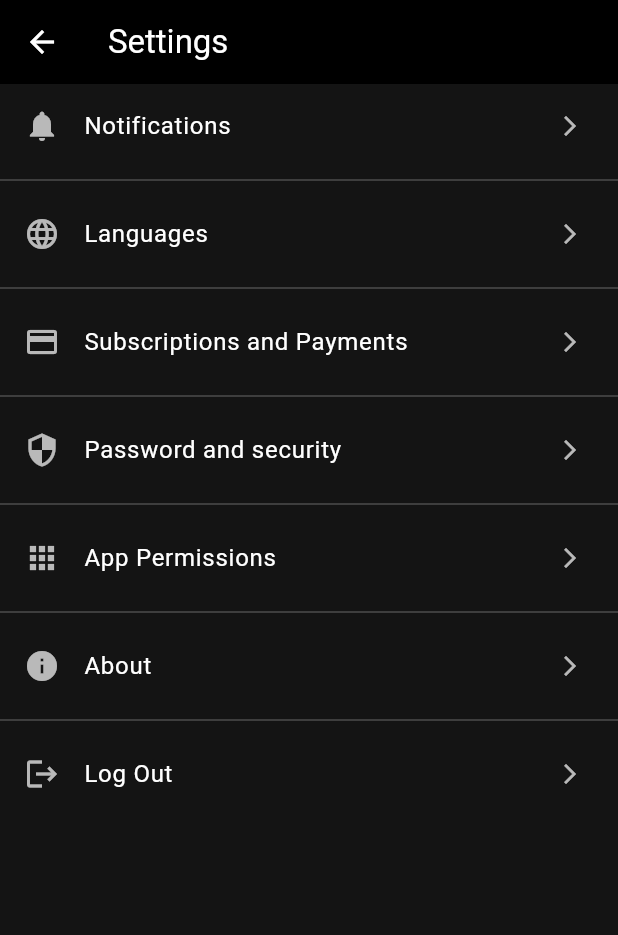
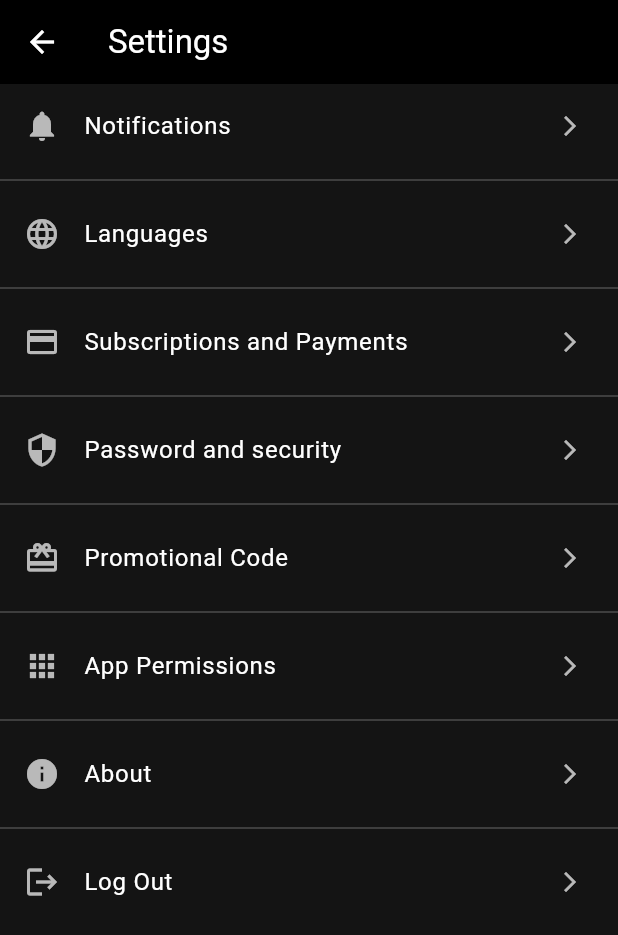
Before and after one commit to jaume768/gymder-flutter, a Flutter app: the SettingsScreen screen opened directly, on a phone screen of 412 x 824 dp. Shown: the top 935 px of the screen. Run offline on Flutter 3.47's test engine with Material 3 defaults, Android fonts, the phone set to English and light mode, and no system bars; our stand-ins replace audioplayers, cached_network_image, chewie, dio, easy_localization, firebase_core and 16 more; missing offline and left inert: flutter_sound, record; accounts and stored records are empty; network calls fail.

Commit message:
millores codigo promocional a nes ajustes

```diff
--- a/assets/translations/de.json
+++ b/assets/translations/de.json
@@ -309,6 +309,15 @@
   "privacy_contact_title": "11. Kontakt",
   "privacy_contact_content": "Bei Fragen zu dieser Richtlinie kontaktieren Sie uns unter privacy@gymswipe.app.",
   "must_accept_terms": "Sie müssen den Bedingungen zustimmen, um fortzufahren.",
+  "enter_promo_code": "Bitte geben Sie einen Aktionscode ein",
+  "session_expired": "Sitzung abgelaufen. Bitte melden Sie sich erneut an",
+  "enter_promo_code_below": "Geben Sie Ihren Aktionscode ein, um Quick Likes und weitere Vorteile zu erhalten",
+  "apply_code": "Code anwenden",
+  "promo_code_applied": "Aktionscode angewendet",
+  "promo_code_already_used": "Sie haben bereits einen Aktionscode verwendet",
+  "about_promo_codes": "Über Aktionscodes",
+  "promo_code_info": "Verwenden Sie einen Aktionscode, um Quick Likes und zusätzliche Vorteile zu erhalten und Ihr App-Erlebnis zu verbessern.",
+  "promo_code_limitation": "Hinweis: Sie können nur einen Aktionscode pro Monat verwenden. Nutzen Sie ihn weise!",
   "version": "Version",
   "app_description": "App-Beschreibung",
   "app_description_text": "GymSwipe ist eine App, um Fitnessbegeisterte zu verbinden.",
--- a/assets/translations/en.json
+++ b/assets/translations/en.json
@@ -343,6 +343,16 @@
   "privacy_contact_title": "11. Contact",
   "privacy_contact_content": "If you have questions about this Privacy Policy, contact us at privacy@gymswipe.app.",
   "must_accept_terms": "You must accept the terms and conditions to continue.",
+  "promo_code": "Promotional Code",
+  "enter_promo_code": "Please enter a promotional code",
+  "session_expired": "Session expired. Please login again",
+  "enter_promo_code_below": "Enter your promotional code below to get Quick Likes and more benefits",
+  "apply_code": "Apply Code",
+  "promo_code_applied": "Promotional Code Applied",
+  "promo_code_already_used": "You have already used a promotional code",
+  "about_promo_codes": "About Promotional Codes",
+  "promo_code_info": "Apply a promotional code to get Quick Likes and additional benefits to enhance your experience in the app.",
+  "promo_code_limitation": "Note: You can only use one promotional code per month. Use it wisely!",
   "and": "and",
   "location_edit": "Location",
   "version": "Version",
@@ -426,6 +436,5 @@
   "optional": "Optional",
   "registering": "Registering your account…",
   "please_wait": "This may take a few seconds",
-  "promo_code": "Promotional Code",
   "promo_code_valid": "Promotional code valid"
 }
--- a/assets/translations/es.json
+++ b/assets/translations/es.json
@@ -359,6 +359,15 @@
   "invalid_promo_code": "Código promocional inválido",
   "optional": "Opcional",
   "promo_code": "Código promocional",
+  "enter_promo_code": "Por favor, introduce un código promocional",
+  "session_expired": "Sesión expirada. Por favor, inicia sesión de nuevo",
+  "enter_promo_code_below": "Introduce tu código promocional para conseguir Quick Likes y más beneficios",
+  "apply_code": "Aplicar código",
+  "promo_code_applied": "Código promocional aplicado",
+  "promo_code_already_used": "Ya has utilizado un código promocional",
+  "about_promo_codes": "Acerca de los códigos promocionales",
+  "promo_code_info": "Aplica un código promocional para obtener Quick Likes y beneficios adicionales para mejorar tu experiencia en la aplicación.",
+  "promo_code_limitation": "Nota: Solo puedes usar un código promocional al mes. ¡Úsalo sabiamente!",
   "promo_code_valid": "Código promocional válido",
   "loading": "Cargando...",
   "typing": "escribiendo...",
--- a/assets/translations/fr.json
+++ b/assets/translations/fr.json
@@ -402,6 +402,16 @@
   "apply": "Appliquer",
   "remove_filter": "Retirer le filtre",
   "basic_information": "Informations de base",
+  "promo_code": "Code Promotionnel",
+  "enter_promo_code": "Veuillez entrer un code promotionnel",
+  "session_expired": "Session expirée. Veuillez vous reconnecter",
+  "enter_promo_code_below": "Entrez votre code promotionnel ci-dessous pour obtenir des Quick Likes et plus d'avantages",
+  "apply_code": "Appliquer le code",
+  "promo_code_applied": "Code Promotionnel Appliqué",
+  "promo_code_already_used": "Vous avez déjà utilisé un code promotionnel",
+  "about_promo_codes": "A propos des Codes Promotionnels",
+  "promo_code_info": "Appliquez un code promotionnel pour obtenir des Quick Likes et des avantages supplémentaires pour améliorer votre expérience dans l'application.",
+  "promo_code_limitation": "Remarque : Vous ne pouvez utiliser qu'un seul code promotionnel par mois. Utilisez-le judicieusement !",
   "biography_location": "Biographie",
   "photo_deleted_successfully": "Photo supprimée avec succès",
   "enter_username": "Entrez un nom d'utilisateur",
--- a/assets/translations/it.json
+++ b/assets/translations/it.json
@@ -336,6 +336,16 @@
   "privacy_contact_title": "11. Contatti",
   "privacy_contact_content": "Per domande su questa informativa, contattaci su privacy@gymswipe.app.",
   "must_accept_terms": "Devi accettare i termini per continuare.",
+  "promo_code": "Codice Promozionale",
+  "enter_promo_code": "Inserisci un codice promozionale",
+  "session_expired": "Sessione scaduta. Per favore effettua di nuovo il login",
+  "enter_promo_code_below": "Inserisci il tuo codice promozionale per ottenere Quick Likes e altri vantaggi",
+  "apply_code": "Applica codice",
+  "promo_code_applied": "Codice Promozionale Applicato",
+  "promo_code_already_used": "Hai già utilizzato un codice promozionale",
+  "about_promo_codes": "Informazioni sui Codici Promozionali",
+  "promo_code_info": "Applica un codice promozionale per ottenere Quick Likes e vantaggi aggiuntivi per migliorare la tua esperienza nell'app.",
+  "promo_code_limitation": "Nota: Puoi utilizzare un solo codice promozionale al mese. Usalo con saggezza!",
   "version": "Versione",
   "app_description": "Descrizione dell'app",
   "app_description_text": "GymSwipe è un'app per connettere persone appassionate di fitness e palestra.",
@@ -472,7 +482,6 @@
   "error_validating_code": "Errore durante la convalida del codice promozionale",
   "invalid_promo_code":    "Codice promozionale non valido",
   "optional":              "Facoltativo",
-  "promo_code":            "Codice promozionale",
   "promo_code_valid":      "Codice promozionale valido",
   "registering": "Registrazione in corso…",
   "please_wait": "Potrebbe richiedere qualche secondo"
--- a/lib/models/user.dart
+++ b/lib/models/user.dart
@@ -80,6 +80,7 @@ class User {
   final String? scrollLimitProfileId;
   final DateTime? scrollLimitReachedAt;
   final DateTime? likeLimitReachedAt;
+  final String? promoCode;
 
   User({
     required this.id,
@@ -115,6 +116,7 @@ class User {
     this.scrollLimitProfileId,
     this.scrollLimitReachedAt,
     this.likeLimitReachedAt,
+    this.promoCode,
   });
 
   factory User.fromJson(Map<String, dynamic> json) {
@@ -188,6 +190,7 @@ class User {
       likeLimitReachedAt: json['likeLimitReachedAt'] != null
           ? DateTime.parse(json['likeLimitReachedAt'])
           : null,
+      promoCode: json['promoCode'],
     );
   }
 }
--- a/lib/screens/SettingsScreen.dart
+++ b/lib/screens/SettingsScreen.dart
@@ -9,6 +9,7 @@ import 'package:permission_handler/permission_handler.dart';
 import 'package:provider/provider.dart';
 import '../providers/auth_provider.dart';
 import '../services/user_service.dart';
+import 'PromoCodeScreen.dart';
 import 'login_screen.dart';
 import 'AcercaDeScreen.dart';
 
@@ -46,6 +47,11 @@ class SettingsScreen extends StatelessWidget {
       Navigator.push(
         context,
         MaterialPageRoute(builder: (_) => const SeguridadScreen()),
+      );
+    } else if (option == tr("promo_code")) {
+      Navigator.push(
+        context,
+        MaterialPageRoute(builder: (_) => const PromoCodeScreen()),
       );
     } else if (option == tr("app_permissions")) {
       Navigator.push(
@@ -162,6 +168,7 @@ class SettingsScreen extends StatelessWidget {
       {"title": tr("languages"), "icon": Icons.language},
       {"title": tr("subscriptions_payments"), "icon": Icons.payment},
       {"title": tr("security"), "icon": Icons.security},
+      {"title": tr("promo_code"), "icon": Icons.card_giftcard},
       {"title": tr("app_permissions"), "icon": Icons.apps},
       {"title": tr("about"), "icon": Icons.info},
       {"title": tr("logout"), "icon": Icons.logout},
```
Also changed, not shown: lib/screens/PromoCodeScreen.dart (added, +335 -0 lines), lib/screens/register_screen.dart (+4 -116 lines), lib/screens/tiktok_like_screen.dart (+6 -17 lines), lib/services/user_service.dart (+29 -0 lines).
